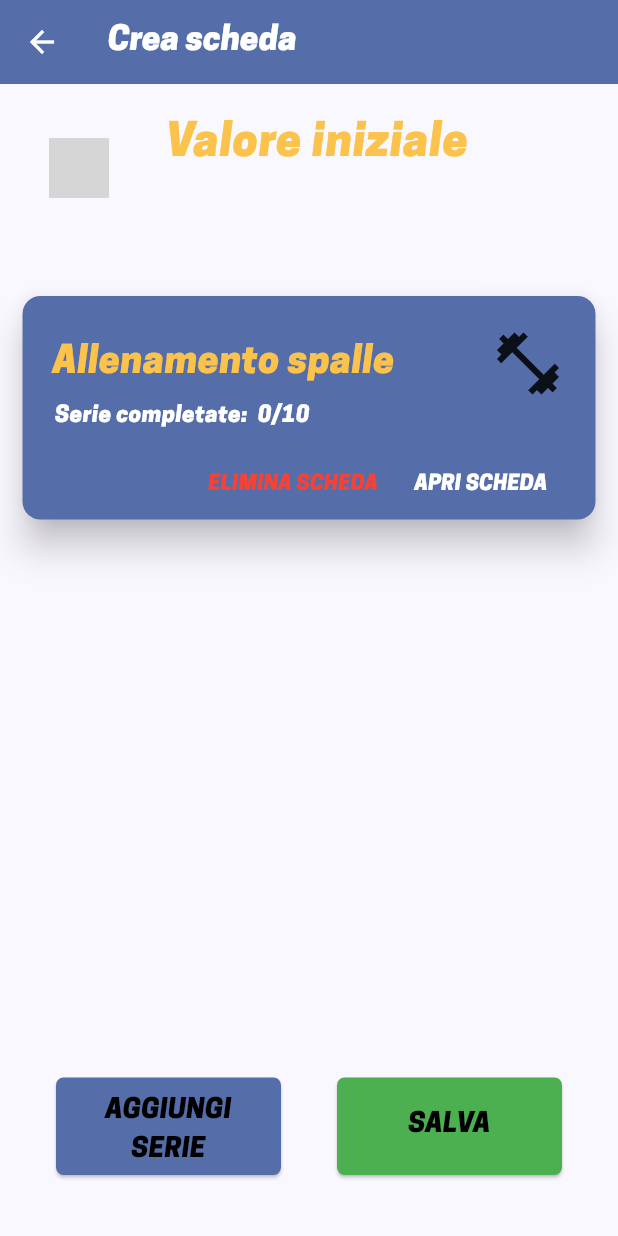
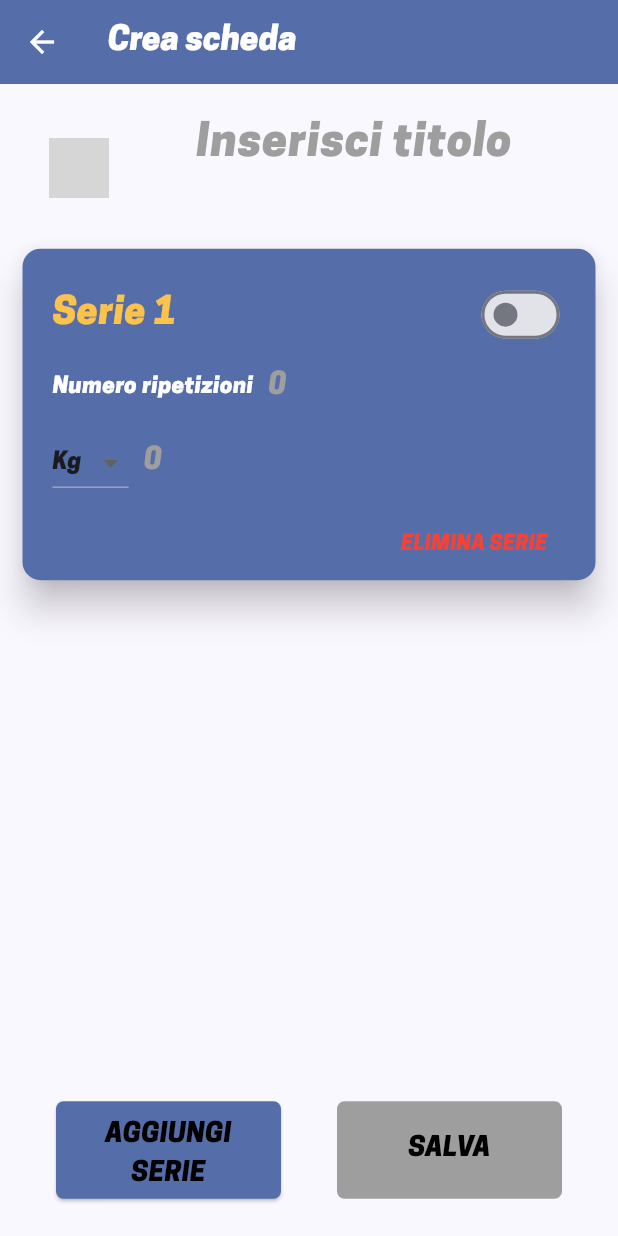
Before and after one commit to MatteoMassaro/ScheduleFit, a Flutter app: the CreateCardScreen screen opened directly with empty values, after a tap on "AGGIUNGI SERIE", on a phone screen of 412 x 824 dp. Run offline on Flutter 3.47's test engine with Material 3 defaults, Android fonts, the phone set to English and light mode, and no system bars; our stand-ins replace flutter_native_splash; missing offline and left inert: country_flags; grey boxes are pictures that could not be loaded.

Commit message:
Aggiornata series_card

```diff
--- a/lib/l10n/app_de.arb
+++ b/lib/l10n/app_de.arb
@@ -32,6 +32,9 @@
   "mioAllenamento": "Mein training",
   "calendario": "Kalender",
   "inserisciTitolo": "Titel eingeben",
-  "aggiungiSerie": "REIHE HINZUFÜGEN",
-  "salva": "SPEICHERN"
+  "aggiungiSerie": "SERIE HINZUFÜGEN",
+  "salva": "SPEICHERN",
+  "serie": "Serie {numero}",
+  "numeroRipetizioni": "Anzahl der wiederholungen",
+  "eliminaSerie": "SERIE LÖSCHEN"
 }
--- a/lib/l10n/app_en.arb
+++ b/lib/l10n/app_en.arb
@@ -33,5 +33,8 @@
   "calendario": "Calendar",
   "inserisciTitolo": "Enter title",
   "aggiungiSerie": "ADD SERIES",
-  "salva": "SAVE"
+  "salva": "SAVE",
+  "serie": "Series {numero}",
+  "numeroRipetizioni": "Number of repetitions",
+  "eliminaSerie": "DELETE SERIES"
 }
--- a/lib/l10n/app_es.arb
+++ b/lib/l10n/app_es.arb
@@ -33,5 +33,8 @@
   "calendario": "Calendario",
   "inserisciTitolo": "Introduce el título",
   "aggiungiSerie": "AÑADIR SERIE",
-  "salva": "GUARDAR"
+  "salva": "GUARDAR",
+  "serie": "Serie {numero}",
+  "numeroRipetizioni": "Número de repeticiones",
+  "eliminaSerie": "ELIMINAR SERIE"
 }
--- a/lib/l10n/app_fr.arb
+++ b/lib/l10n/app_fr.arb
@@ -33,5 +33,8 @@
   "calendario": "Calendrier",
   "inserisciTitolo": "Entrez le titre",
   "aggiungiSerie": "AJOUTER UNE SÉRIE",
-  "salva": "ENREGISTRER"
+  "salva": "ENREGISTRER",
+  "serie": "Série {numero}",
+  "numeroRipetizioni": "Nombre de répétitions",
+  "eliminaSerie": "SUPPRIMER LA SÉRIE"
 }
--- a/lib/l10n/app_it.arb
+++ b/lib/l10n/app_it.arb
@@ -33,5 +33,8 @@
   "calendario": "Calendario",
   "inserisciTitolo": "Inserisci titolo",
   "aggiungiSerie": "AGGIUNGI SERIE",
-  "salva": "SALVA"
+  "salva": "SALVA",
+  "serie": "Serie {numero}",
+  "numeroRipetizioni": "Numero ripetizioni",
+  "eliminaSerie": "ELIMINA SERIE"
 }
--- a/lib/l10n/app_localizations.dart
+++ b/lib/l10n/app_localizations.dart
@@ -278,6 +278,24 @@ abstract class AppLocalizations {
   /// In it, this message translates to:
   /// **'SALVA'**
   String get salva;
+
+  /// No description provided for @serie.
+  ///
+  /// In it, this message translates to:
+  /// **'Serie {numero}'**
+  String serie(Object numero);
+
+  /// No description provided for @numeroRipetizioni.
+  ///
+  /// In it, this message translates to:
+  /// **'Numero ripetizioni'**
+  String get numeroRipetizioni;
+
+  /// No description provided for @eliminaSerie.
+  ///
+  /// In it, this message translates to:
+  /// **'ELIMINA SERIE'**
+  String get eliminaSerie;
 }
 
 class _AppLocalizationsDelegate extends LocalizationsDelegate<AppLocalizations> {
--- a/lib/l10n/app_localizations_de.dart
+++ b/lib/l10n/app_localizations_de.dart
@@ -4,7 +4,7 @@ import 'app_localizations.dart';
 
 /// The translations for German (`de`).
 class AppLocalizationsDe extends AppLocalizations {
-  AppLocalizationsDe([super.locale = 'de']);
+  AppLocalizationsDe([String locale = 'de']) : super(locale);
 
   @override
   String get info => 'Info';
@@ -77,7 +77,7 @@ class AppLocalizationsDe extends AppLocalizations {
 
   @override
   String nomeMuscolo(String nomeMuscolo) {
-    String temp0 = intl.Intl.selectLogic(
+    String _temp0 = intl.Intl.selectLogic(
       nomeMuscolo,
       {
         'adduttori': 'Adduktoren',
@@ -99,7 +99,7 @@ class AppLocalizationsDe extends AppLocalizations {
         'other': 'Andere',
       },
     );
-    return temp0;
+    return '$_temp0';
   }
 
   @override
@@ -115,8 +115,19 @@ class AppLocalizationsDe extends AppLocalizations {
   String get inserisciTitolo => 'Titel eingeben';
 
   @override
-  String get aggiungiSerie => 'REIHE HINZUFÜGEN';
+  String get aggiungiSerie => 'SERIE HINZUFÜGEN';
 
   @override
   String get salva => 'SPEICHERN';
+
+  @override
+  String serie(Object numero) {
+    return 'Serie $numero';
+  }
+
+  @override
+  String get numeroRipetizioni => 'Anzahl der wiederholungen';
+
+  @override
+  String get eliminaSerie => 'SERIE LÖSCHEN';
 }
--- a/lib/l10n/app_localizations_it.dart
+++ b/lib/l10n/app_localizations_it.dart
@@ -4,7 +4,7 @@ import 'app_localizations.dart';
 
 /// The translations for Italian (`it`).
 class AppLocalizationsIt extends AppLocalizations {
-  AppLocalizationsIt([super.locale = 'it']);
+  AppLocalizationsIt([String locale = 'it']) : super(locale);
 
   @override
   String get info => 'Info';
@@ -77,7 +77,7 @@ class AppLocalizationsIt extends AppLocalizations {
 
   @override
   String nomeMuscolo(String nomeMuscolo) {
-    String temp0 = intl.Intl.selectLogic(
+    String _temp0 = intl.Intl.selectLogic(
       nomeMuscolo,
       {
         'adduttori': 'Adduttori',
@@ -99,7 +99,7 @@ class AppLocalizationsIt extends AppLocalizations {
         'other': 'Altro',
       },
     );
-    return temp0;
+    return '$_temp0';
   }
 
   @override
@@ -119,4 +119,15 @@ class AppLocalizationsIt extends AppLocalizations {
 
   @override
   String get salva => 'SALVA';
+
+  @override
+  String serie(Object numero) {
+    return 'Serie $numero';
+  }
+
+  @override
+  String get numeroRipetizioni => 'Numero ripetizioni';
+
+  @override
+  String get eliminaSerie => 'ELIMINA SERIE';
 }
--- a/lib/screens/create_card_screen.dart
+++ b/lib/screens/create_card_screen.dart
@@ -16,12 +16,19 @@ class CreateCardScreen extends StatefulWidget {
 
 class _CreateCardScreenState extends State<CreateCardScreen> {
   late TextEditingController _textEditingController;
-  List<SeriesCard> cards = [];
+  List<int> cards = [];
+  bool _isSaveButtonEnabled = false;
+
+  void _removeSeries(int index) {
+    setState(() {
+      cards.removeAt(index);
+    });
+  }
 
   @override
   void initState() {
     super.initState();
-    _textEditingController = TextEditingController(text: 'Valore iniziale');
+    _textEditingController = TextEditingController();
   }
 
   @override
@@ -32,9 +39,7 @@ class _CreateCardScreenState extends State<CreateCardScreen> {
 
   void _addCard() {
     setState(() {
-      if (_textEditingController.text.isNotEmpty) {
-        cards.add(const SeriesCard());
-      }
+      cards.add(cards.length + 1);
     });
   }
 
@@ -45,11 +50,12 @@ class _CreateCardScreenState extends State<CreateCardScreen> {
   @override
   Widget build(BuildContext context) {
     return Scaffold(
+      resizeToAvoidBottomInset: false,
       appBar: AppBar(
         title: Text(AppLocalizations.of(context)!.creaScheda),
       ),
       body: Padding(
-        padding: const EdgeInsets.only(top: 10.0),
+        padding: const EdgeInsets.only(top: 10),
         child: Column(
           crossAxisAlignment: CrossAxisAlignment.stretch,
           children: [
@@ -88,12 +94,13 @@ class _CreateCardScreenState extends State<CreateCardScreen> {
                   Expanded(
                     flex: 3,
                     child: Padding(
-                      padding: const EdgeInsets.only(right: 20.0),
+                      padding: const EdgeInsets.only(right: 50.0),
                       child: TextField(
                           controller: _textEditingController,
                           maxLength: 30,
                           maxLines: 3,
                           textInputAction: TextInputAction.done,
+                          textAlign: TextAlign.center,
                           style: const TextStyle(
                               fontSize: 30, color: Color(0xFFfbc24c)),
                           decoration: InputDecoration(
@@ -103,6 +110,8 @@ class _CreateCardScreenState extends State<CreateCardScreen> {
                               counterText: "",
                               border: InputBorder.none),
                           onChanged: (text) {
+                            setState(() {
+                              _isSaveButtonEnabled = text.isNotEmpty;
                               if (text.isNotEmpty) {
                                 final newText =
                                     text.substring(0, 1).toUpperCase() +
@@ -113,6 +122,7 @@ class _CreateCardScreenState extends State<CreateCardScreen> {
                                       offset: newText.length),
                                 );
                               }
+                            });
                           }),
                     ),
                   ),
@@ -120,12 +130,18 @@ class _CreateCardScreenState extends State<CreateCardScreen> {
               ),
             ),
             Expanded(
-              flex: 4,
+              flex: 6,
+              child: Padding(
+                padding: const EdgeInsets.only(bottom: 5),
                 child: ListView.builder(
                   itemCount: cards.length,
                   itemBuilder: (context, index) {
-                  return cards[index];
+                    return SeriesCard(
+                      index: index + 1,
+                      onDelete: () => _removeSeries(index),
+                    );
                   },
+                ),
               ),
             ),
             Expanded(
@@ -145,18 +161,21 @@ class _CreateCardScreenState extends State<CreateCardScreen> {
                       onPressed: _addCard,
                       child: Text(AppLocalizations.of(context)!.aggiungiSerie,
                           textAlign: TextAlign.center,
-                          style: const TextStyle(fontSize: 18, color: Colors.black)),
+                          style: const TextStyle(
+                              fontSize: 18, color: Colors.black)),
                     ),
                     ElevatedButton(
                       style: ElevatedButton.styleFrom(
+                          disabledBackgroundColor: Colors.grey,
                           fixedSize: const Size(150, 65),
                           shape: RoundedRectangleBorder(
                               borderRadius: BorderRadius.circular(5)),
                           backgroundColor: Colors.green),
-                      onPressed: _saveChanges,
+                      onPressed: _isSaveButtonEnabled ? _saveChanges : null,
                       child: Text(AppLocalizations.of(context)!.salva,
                           textAlign: TextAlign.center,
-                          style: const TextStyle(fontSize: 18, color: Colors.black)),
+                          style: const TextStyle(
+                              fontSize: 18, color: Colors.black)),
                     ),
                   ],
                 ),
--- a/lib/screens/home_screen.dart
+++ b/lib/screens/home_screen.dart
@@ -30,6 +30,7 @@ class _HomePageState extends State<HomePage> {
   @override
   Widget build(BuildContext context) {
     return Scaffold(
+      resizeToAvoidBottomInset: false,
       appBar: AppBar(
           title: Text(
             widget.title,
--- a/lib/widgets/series_card.dart
+++ b/lib/widgets/series_card.dart
@@ -3,13 +3,21 @@ import 'package:flutter/material.dart';
 import '../l10n/app_localizations.dart';
 
 class SeriesCard extends StatefulWidget {
-  const SeriesCard({super.key});
+  final int index;
+  final VoidCallback onDelete;
+
+  const SeriesCard({super.key, required this.index, required this.onDelete});
 
   @override
   State<SeriesCard> createState() => _CardState();
 }
 
 class _CardState extends State<SeriesCard> {
+  int serieCompletate = 0;
+  bool _switchValue = false;
+  final List<String> _unitaMisuraList = ['Kg', 'Lbs'];
+  String _unitaMisuraSelezionata = 'Kg';
+
   @override
   Widget build(BuildContext context) {
     return Center(
@@ -20,47 +28,91 @@ class _CardState extends State<SeriesCard> {
         child: Padding(
           padding: const EdgeInsets.only(top: 20.0, left: 20.0, right: 20.0),
           child: Column(
-            mainAxisSize: MainAxisSize.min,
             children: <Widget>[
-              const Row(children: [
-                Text("Allenamento spalle",
+              Row(children: [
+                Text(AppLocalizations.of(context)!.serie(widget.index),
                     textAlign: TextAlign.center,
-                    style: TextStyle(fontSize: 25, color: Color(0xFFfbc24c))),
-                Spacer(),
-                Icon(
-                  Icons.fitness_center,
-                  size: 50,
+                    style: const TextStyle(
+                        fontSize: 25, color: Color(0xFFfbc24c))),
+                const Spacer(),
+                Switch(
+                  value: _switchValue,
+                  onChanged: (newValue) {
+                    setState(() {
+                      if (newValue == true) {
+                        serieCompletate++;
+                      }
+                      _switchValue = newValue;
+                    });
+                  },
                 ),
               ]),
               Row(children: [
-                Text(AppLocalizations.of(context)!.serieCompletate,
+                Text(AppLocalizations.of(context)!.numeroRipetizioni,
                     textAlign: TextAlign.center,
                     style: const TextStyle(fontSize: 15, color: Colors.white)),
-                const SizedBox(width: 5),
-                const Text("0/10",
-                    textAlign: TextAlign.center,
-                    style: TextStyle(fontSize: 15, color: Colors.white)),
+                const SizedBox(width: 10),
+                const SizedBox(
+                  height: 50,
+                  width: 130,
+                  child: TextField(
+                    maxLength: 10,
+                    maxLines: 1,
+                    textInputAction: TextInputAction.done,
+                    keyboardType: TextInputType.number,
+                    style: TextStyle(fontSize: 20, color: Color(0xFFfbc24c)),
+                    decoration: InputDecoration(
+                        hintText: '0',
+                        hintStyle: TextStyle(color: Colors.grey),
+                        counterText: "",
+                        border: InputBorder.none),
+                  ),
+                )
               ]),
-              const SizedBox(height: 10),
+              Row(children: [
+                DropdownButton<String>(
+                  value: _unitaMisuraSelezionata,
+                  onChanged: (String? newValue) {
+                    setState(() {
+                      _unitaMisuraSelezionata = newValue!;
+                    });
+                  },
+                  items: _unitaMisuraList.map<DropdownMenuItem<String>>((String value) {
+                    return DropdownMenuItem<String>(
+                      value: value,
+                      child: Text(value),
+                    );
+                  }).toList(),
+                ),
+                const SizedBox(width: 10),
+                const SizedBox(
+                  height: 50,
+                  width: 130,
+                  child: TextField(
+                    maxLength: 10,
+                    maxLines: 1,
+                    textInputAction: TextInputAction.done,
+                    keyboardType: TextInputType.number,
+                    style: TextStyle(fontSize: 20, color: Color(0xFFfbc24c)),
+                    decoration: InputDecoration(
+                        hintText: '0',
+                        hintStyle: TextStyle(color: Colors.grey),
+                        counterText: "",
+                        border: InputBorder.none),
+                  ),
+                )
+              ]),
+              const SizedBox(height: 5),
               Row(
-                mainAxisAlignment: MainAxisAlignment.end,
-                children: <Widget>[
+                children: [
+                  const Spacer(),
                   TextButton(
-                    child: Text(AppLocalizations.of(context)!.eliminaScheda,
+                    onPressed: widget.onDelete,
+                    child: Text(AppLocalizations.of(context)!.eliminaSerie,
                         style: const TextStyle(color: Colors.red)),
-                    onPressed: () {},
-                  ),
-                  TextButton(
-                    child: Text(
-                      AppLocalizations.of(context)!.apriScheda,
-                      style: const TextStyle(color: Colors.white),
-                    ),
-                    onPressed: () {
-                      /* ... */
-                    },
                   ),
                 ],
-              ),
+              )
             ],
           ),
         ),
```
Also changed, not shown: lib/l10n/app_localizations_en.dart (+14 -3 lines), lib/l10n/app_localizations_es.dart (+14 -3 lines), lib/l10n/app_localizations_fr.dart (+14 -3 lines). Lines whose indentation alone changed are shown as unchanged.
